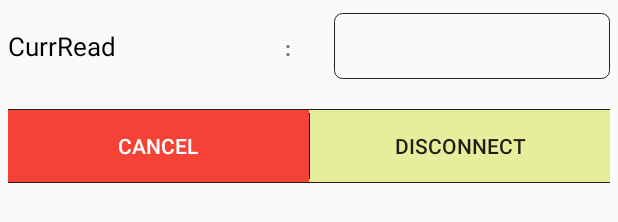
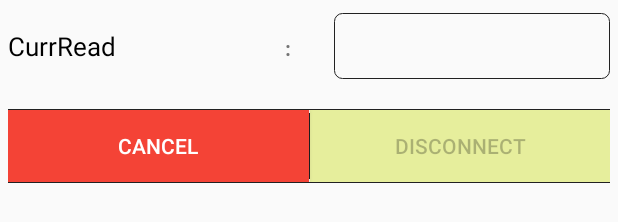
Before and after one commit to sourav728/TRM_Discon_Recon, an Android app: the layout discon_layout.xml on its own in the app's theme, with its tools: preview values and no code run, on a phone screen of 412 x 824 dp. Shown: the part 142-364 px from the top of the screen. Run offline under Robolectric (Android 15) with nearby library versions, the phone set to English and light mode, and no system bars.

Commit message:
Disconnection Working correctly

```diff
--- a/app/src/main/res/drawable/cancel_btn_bgk.xml
+++ b/app/src/main/res/drawable/cancel_btn_bgk.xml
@@ -2,7 +2,7 @@
 <selector xmlns:android="http://schemas.android.com/apk/res/android">
     <item android:state_pressed="true">
         <shape android:shape="rectangle"  >
-            <solid android:color="#A9A9F5"/>
+            <solid android:color="#81D4FA"/>
         </shape>
     </item>
     <item >
--- a/app/src/main/res/drawable/dlg_positive_btn.xml
+++ b/app/src/main/res/drawable/dlg_positive_btn.xml
@@ -2,7 +2,7 @@
 <selector xmlns:android="http://schemas.android.com/apk/res/android">
     <item android:state_pressed="true">
         <shape android:shape="rectangle"  >
-            <solid android:color="#A9A9F5"/>
+            <solid android:color="#81D4FA"/>
         </shape>
     </item>
     <item >
--- a/app/src/main/res/layout/dialog_buttons_layout.xml
+++ b/app/src/main/res/layout/dialog_buttons_layout.xml
@@ -37,6 +37,7 @@
             android:layout_width="match_parent"
             android:layout_height="wrap_content"
             android:layout_weight="1"
+            android:enabled="false"
             android:background="@drawable/dlg_positive_btn"
             android:text="Disconnect"/>
     </LinearLayout>
--- a/app/src/main/res/layout/discon_layout.xml
+++ b/app/src/main/res/layout/discon_layout.xml
@@ -111,6 +111,8 @@
         <EditText
             android:id="@+id/edit_curread"
             android:layout_weight="1"
+            android:inputType="number"
+            android:singleLine="true"
             android:layout_width="match_parent"
             android:layout_height="wrap_content"
             android:background="@drawable/border_style"
```
Also changed, not shown: app/src/main/java/com/example/tvd/trm_discon_recon/adapter/Discon_List_Adapter.java (+55 -45 lines), app/src/main/java/com/example/tvd/trm_discon_recon/values/FunctionCall.java (+7 -0 lines).
